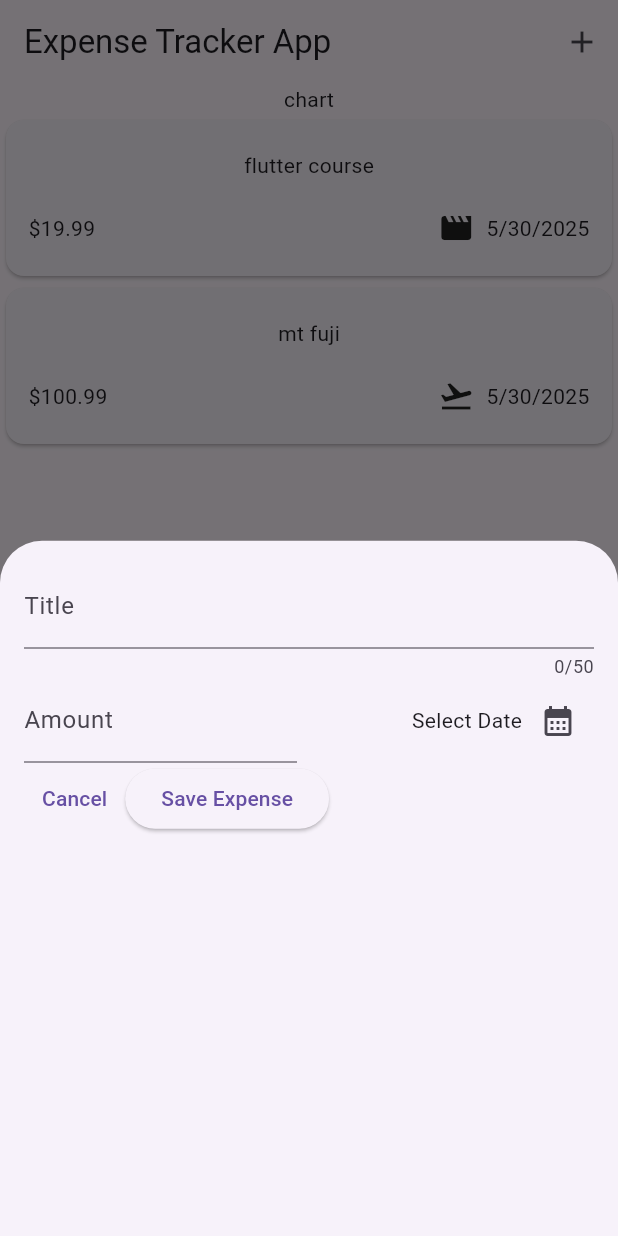
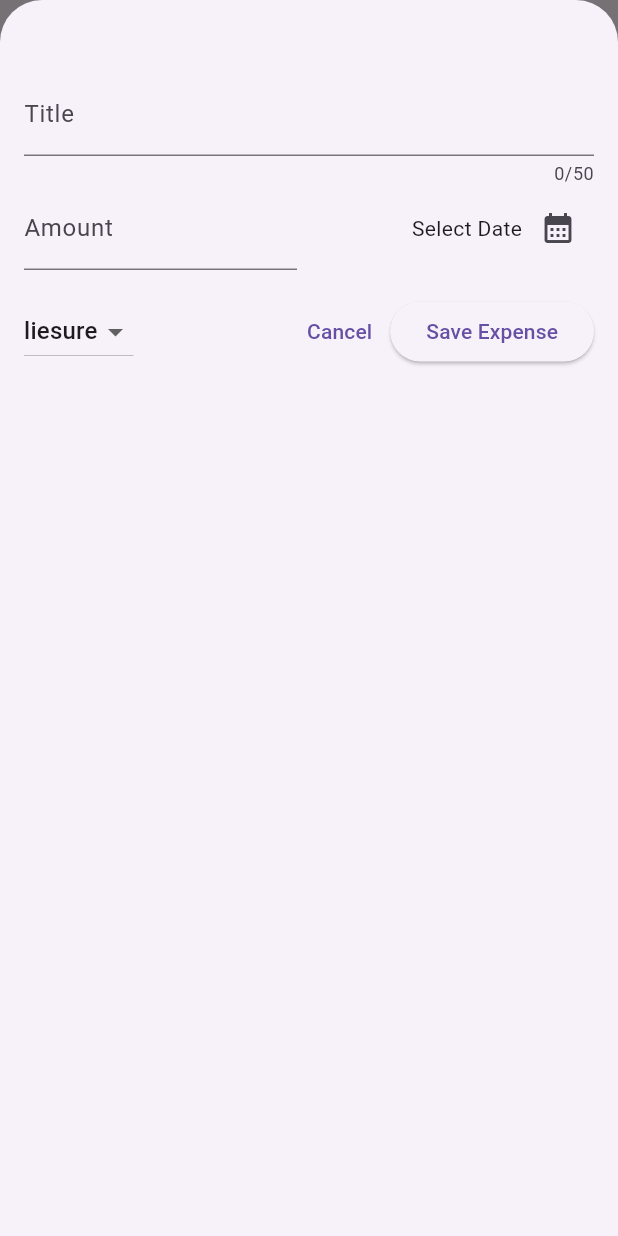
Before and after one commit to ChetanVarunKanipakam/ExpenseTrackerApp, a Flutter app: the screen it shows after launch, after a tap on the "add" icon, on a phone screen of 412 x 824 dp. Run offline on Flutter 3.47's test engine with Material 3 defaults, Android fonts, the phone set to English and light mode, and no system bars.

Commit message:
adding done

```diff
--- a/lib/widgets/expenses.dart
+++ b/lib/widgets/expenses.dart
@@ -19,11 +19,17 @@ class _ExpensesState extends State<Expenses> {
   ];
 
   void _displayModal(){
-      showModalBottomSheet(context: context, builder: (ctx) {
-        return NewExpense();
+      showModalBottomSheet(
+        isScrollControlled: true,
+        context: context, builder: (ctx) {
+        return NewExpense(onAddExpense: _addExpense);
       });
   }
-
+  void _addExpense(Expense expense){
+    setState(() {
+      _registeredExpenses.add(expense);
+    });
+  }
   @override
   Widget build(BuildContext context) {
     return Scaffold(
--- a/lib/widgets/expenses_list/expense_item.dart
+++ b/lib/widgets/expenses_list/expense_item.dart
@@ -19,7 +19,7 @@ class ExpenseItem extends StatelessWidget{
         Text(expense.title),
         SizedBox(height: 20,),
         Row(children: [
-          Text('\$${expense.amount.toStringAsFixed(2)}'),
+          Text('\u{20B9} ${expense.amount.toStringAsFixed(2)}'),
           const Spacer(),
           Row(children: [
             Icon(categoryIcons[expense.category]),
--- a/lib/widgets/new_expense.dart
+++ b/lib/widgets/new_expense.dart
@@ -1,7 +1,12 @@
+
+
 import 'package:flutter/material.dart';
+import 'package:expensetrackerapp/models/expense.dart';
 
 class NewExpense extends StatefulWidget {
-  const NewExpense({super.key});
+  const NewExpense({required this.onAddExpense,super.key});
+
+  final Function onAddExpense;
 
   @override
   State<StatefulWidget> createState() {
@@ -12,13 +17,38 @@ class NewExpense extends StatefulWidget {
 class _NewExpenseState extends State<NewExpense> {
   final _titleController=TextEditingController();
   final _amountController=TextEditingController();
+  DateTime? _selectedDate;
+  Category _selectedCategory=Category.liesure;
 
-
-  void _showDatePicker(){
+  void _showDatePicker() async {
     final initialDate=DateTime.now();
     final firstDate=DateTime(initialDate.year-1,initialDate.month,initialDate.day);
     final lastDate=DateTime.now();
-    showDatePicker(context: context, initialDate: initialDate,firstDate: firstDate, lastDate: lastDate);
+    final pickedDate= await showDatePicker(context: context, initialDate: initialDate,firstDate: firstDate, lastDate: lastDate);
+    setState(() {
+        _selectedDate=pickedDate;
+    });
+
+  }
+
+  _submitExpense(){
+    final parsedamount=double.tryParse(_amountController.text);
+    final isvalidAmount= parsedamount ==null;
+    if(_titleController.text.trim().isEmpty || isvalidAmount || _selectedDate==null){
+      showDialog(context: context,
+      builder: (ctx)=> AlertDialog(
+        title: Text("Enter data"),
+        content: Text("check whether the Title,Date,Amount and category fieles are entered or not"),
+        actions: [
+          TextButton(onPressed: (){
+            Navigator.pop(ctx);
+          }, child: Text("Okay"))
+        ],
+      ));
+      return;
+    }
+    widget.onAddExpense(Expense(title: _titleController.text, amount: parsedamount, date: _selectedDate!, category: _selectedCategory));
+    Navigator.pop(context);
   }
 
   @override
@@ -31,7 +61,7 @@ class _NewExpenseState extends State<NewExpense> {
   @override
   Widget build(BuildContext context) {
     return Padding(
-      padding: EdgeInsets.all(16),
+      padding: EdgeInsets.fromLTRB(16,48,16,16),
       child: Column(
         children: [
           TextField(
@@ -46,7 +76,7 @@ class _NewExpenseState extends State<NewExpense> {
             controller: _amountController,
             keyboardType: TextInputType.number,
             decoration: InputDecoration(
-              prefixText: "\$ ",
+              prefixText: '\u{20B9} ',
               label: Text("Amount")
             ),
           )),
@@ -54,21 +84,36 @@ class _NewExpenseState extends State<NewExpense> {
           Expanded(child: Row(
             mainAxisAlignment: MainAxisAlignment.end,
             children: [
-            Text("Select Date"),
+            Text(_selectedDate == null? "Select Date": formatter.format(_selectedDate!)),
             IconButton(onPressed: _showDatePicker,
              icon:const  Icon(Icons.calendar_month))
           ],))
           ],),
-
+          SizedBox(height: 17),
           Row(children: [
+            DropdownButton(
+              value:_selectedCategory,
+              items: Category.values.map(
+                (category)=>
+                 DropdownMenuItem(
+                  value: category,
+                  child: Text(category.name))).toList() ,
+              onChanged: (value){
+                setState(() {
+                  if(value==null){
+                    return;
+                  }
+                  _selectedCategory=value;
+                });
+              }),
+              Spacer(),
             TextButton(onPressed: (){
               Navigator.pop(context);
             },
              child: Text("Cancel"),
              ),
-            ElevatedButton(onPressed: (){
-              print(_titleController.text);
-            }, child: Text("Save Expense"),
+            ElevatedButton(onPressed: _submitExpense
+            , child: Text("Save Expense"),
             ),
           ],)
           // Expanded(child: Row(children: [
```
